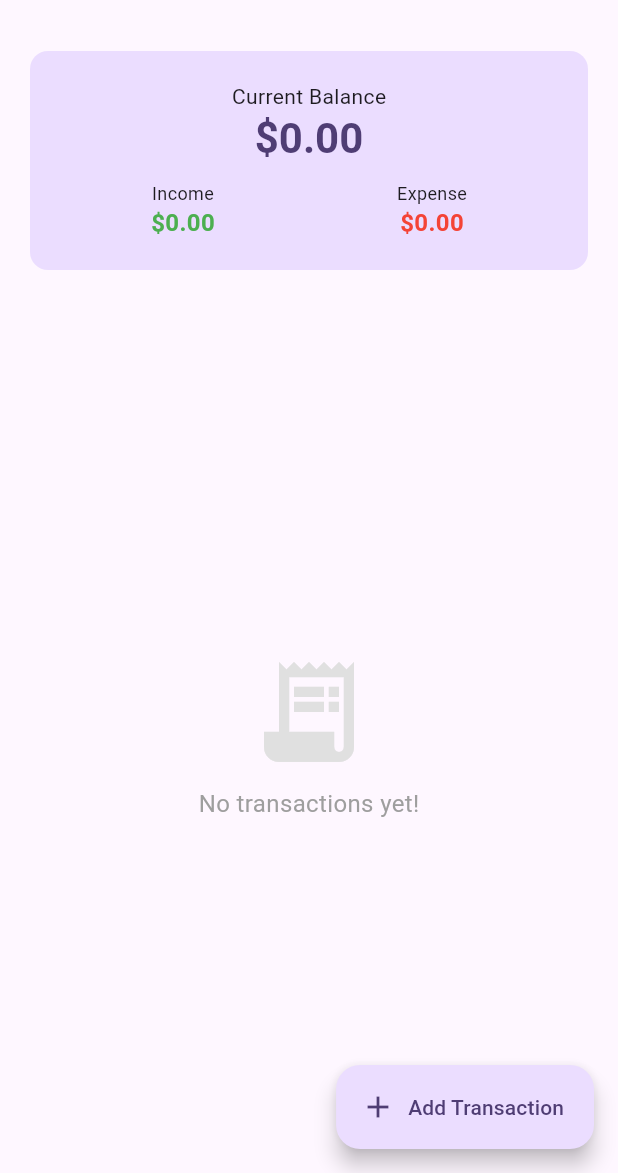
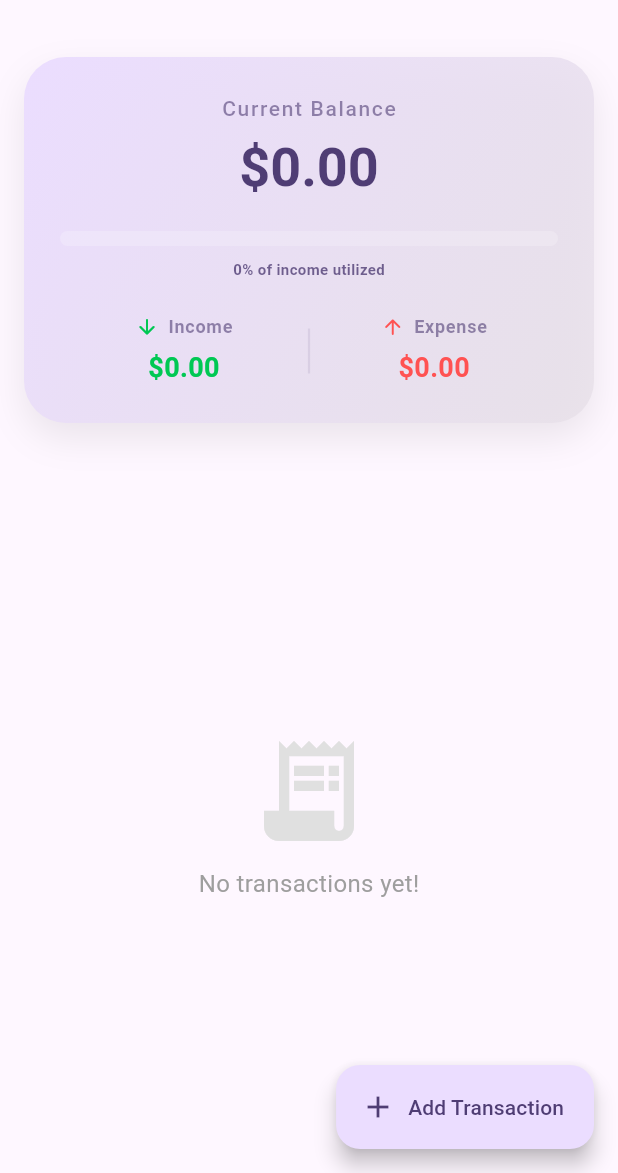
Before and after one commit to Afia-Mobasshira2/Expense-Tracker-App-ost, a Flutter app: the screen it shows after launch, on a phone screen of 412 x 824 dp, the part 63-1236 px from its top. Run offline on Flutter 3.47's test engine with Material 3 defaults, Android fonts, the phone set to English and light mode, and no system bars; our stand-ins replace shared_preferences.

Commit message:
new update

```diff
--- a/lib/views/home_screen.dart
+++ b/lib/views/home_screen.dart
@@ -1,3 +1,4 @@
+import 'package:expense_tracker_app_ost/views/widgets/dashboard_card.dart';
 import 'package:flutter/material.dart';
 import 'package:provider/provider.dart';
 import '../viewmodels/expense_viewmodel.dart';
@@ -21,39 +22,13 @@ class HomeScreen extends StatelessWidget {
           // 1. Dashboard Section
           Padding(
             padding: const EdgeInsets.all(16.0),
-            child: Card(
-              elevation: 0,
-              color: Theme.of(context).colorScheme.primaryContainer,
-              child: Padding(
-                padding: const EdgeInsets.all(20.0),
-                child: Column(
-                  children: [
-                    const Text("Current Balance"),
-                    Text(
-                      "\$${viewModel.totalBalance.toStringAsFixed(2)}",
-                      style: Theme.of(context).textTheme.headlineMedium?.copyWith(
-                            fontWeight: FontWeight.bold,
-                            color: Theme.of(context).colorScheme.onPrimaryContainer,
-                          ),
-                    ),
-                    const SizedBox(height: 10),
-                    Row(
-                      mainAxisAlignment: MainAxisAlignment.spaceAround,
-                      children: [
-                        _balanceStat("Income", viewModel.totalIncome, Colors.green),
-                        _balanceStat("Expense", viewModel.totalExpense, Colors.red),
-                      ],
-                    ),
-                  ],
-                ),
-              ),
-            ),
+            child: DashboardCard(),
           ),
 
           // 2. Transaction List Section
           Expanded(
-  child: viewModel.transactions.isEmpty
-      ? Center(
+        child: viewModel.transactions.isEmpty
+           ? Center(
           child: Column(
             mainAxisAlignment: MainAxisAlignment.center,
             children: [
@@ -246,7 +221,7 @@ class HomeScreen extends StatelessWidget {
                   foregroundColor: Theme.of(context).colorScheme.onPrimary,
                 ),
                 onPressed: () {
-  // 1. Better Validation with SnackBar feedback
+                     // 1. Better Validation with SnackBar feedback
                     if (titleController.text.trim().isEmpty) {
                       ScaffoldMessenger.of(context).showSnackBar(
                         const SnackBar(content: Text("Please enter a title")),
--- a/lib/views/widgets/dashboard_card.dart
+++ b/lib/views/widgets/dashboard_card.dart
@@ -0,0 +1,152 @@
+import 'package:flutter/material.dart';
+import 'package:provider/provider.dart';
+import '../../viewmodels/expense_viewmodel.dart';
+
+class DashboardCard extends StatelessWidget {
+  const DashboardCard({super.key});
+
+  @override
+  Widget build(BuildContext context) {
+    final viewModel = context.watch<ExpenseViewModel>();
+
+    // Logic for the "Extraordinary" Progress Bar
+    double spendingRatio = viewModel.totalIncome > 0
+        ? (viewModel.totalExpense / viewModel.totalIncome).clamp(0.0, 1.0)
+        : 0.0;
+
+    return Container(
+      margin: const EdgeInsets.symmetric(vertical: 8),
+      decoration: BoxDecoration(
+        borderRadius: BorderRadius.circular(28),
+        // Glassmorphism Gradient
+        gradient: LinearGradient(
+          colors: [
+            Theme.of(context).colorScheme.primaryContainer,
+            Theme.of(context).colorScheme.surfaceContainerHighest.withOpacity(0.8),
+          ],
+          begin: Alignment.topLeft,
+          end: Alignment.bottomRight,
+        ),
+        boxShadow: [
+          BoxShadow(
+            color: Colors.black.withOpacity(0.08),
+            blurRadius: 20,
+            offset: const Offset(0, 10),
+          ),
+        ],
+      ),
+      child: Padding(
+        padding: const EdgeInsets.all(24.0),
+        child: Column(
+          children: [
+            Text(
+              "Current Balance",
+              style: Theme.of(context).textTheme.labelLarge?.copyWith(
+                    color: Theme.of(context).colorScheme.onPrimaryContainer.withOpacity(0.6),
+                    letterSpacing: 1.1,
+                  ),
+            ),
+            const SizedBox(height: 8),
+            Text(
+              "\$${viewModel.totalBalance.toStringAsFixed(2)}",
+              style: Theme.of(context).textTheme.displaySmall?.copyWith(
+                    fontWeight: FontWeight.bold,
+                    color: Theme.of(context).colorScheme.onPrimaryContainer,
+                  ),
+            ),
+
+            const SizedBox(height: 20),
+
+            // --- PROGRESS BAR (Visual UI Upgrade) ---
+            ClipRRect(
+              borderRadius: BorderRadius.circular(12),
+              child: LinearProgressIndicator(
+                value: spendingRatio,
+                minHeight: 10,
+                backgroundColor: Colors.white.withOpacity(0.2),
+                valueColor: AlwaysStoppedAnimation<Color>(
+                  spendingRatio > 0.8 ? Colors.orangeAccent : Colors.greenAccent,
+                ),
+              ),
+            ),
+            const SizedBox(height: 8),
+            Text(
+              "${(spendingRatio * 100).toStringAsFixed(0)}% of income utilized",
+              style: TextStyle(
+                fontSize: 10,
+                fontWeight: FontWeight.bold,
+                color: Theme.of(context).colorScheme.onPrimaryContainer.withOpacity(0.8),
+              ),
+            ),
+
+            const SizedBox(height: 24),
+
+            // Statistics Row
+            Row(
+              children: [
+                _buildStatItem(
+                  context,
+                  label: "Income",
+                  amount: viewModel.totalIncome,
+                  color: Colors.greenAccent[700]!,
+                  icon: Icons.arrow_downward_rounded,
+                ),
+                // Vertical Divider
+                Container(
+                  height: 30,
+                  width: 1.5,
+                  color: Theme.of(context).colorScheme.onPrimaryContainer.withOpacity(0.1),
+                ),
+                _buildStatItem(
+                  context,
+                  label: "Expense",
+                  amount: viewModel.totalExpense,
+                  color: Colors.redAccent,
+                  icon: Icons.arrow_upward_rounded,
+                ),
+              ],
+            ),
+          ],
+        ),
+      ),
+    );
+  }
+
+  Widget _buildStatItem(
+    BuildContext context,{
+    required String label,
+    required double amount,
+    required Color color,
+    required IconData icon,
+  }) {
+    return Expanded(
+      child: Column(
+        children: [
+          Row(
+            mainAxisAlignment: MainAxisAlignment.center,
+            children: [
+              Icon(icon, size: 16, color: color),
+              const SizedBox(width: 6),
+              Text(
+                label,
+                style: Theme.of(context).textTheme.labelMedium?.copyWith(
+                      color: Theme.of(context).colorScheme.onPrimaryContainer.withOpacity(0.6),
+                      fontWeight: FontWeight.w600,
+                    ),
+              ),
+            ],
+          ),
+          const SizedBox(height: 6),
+          Text(
+            "\$${amount.toStringAsFixed(2)}",
+            style: TextStyle(
+              fontSize: 18,
+              fontWeight: FontWeight.bold,
+              color: color,
+            ),
+          ),
+        ],
+      ),
+    );
+  }
+}
```
